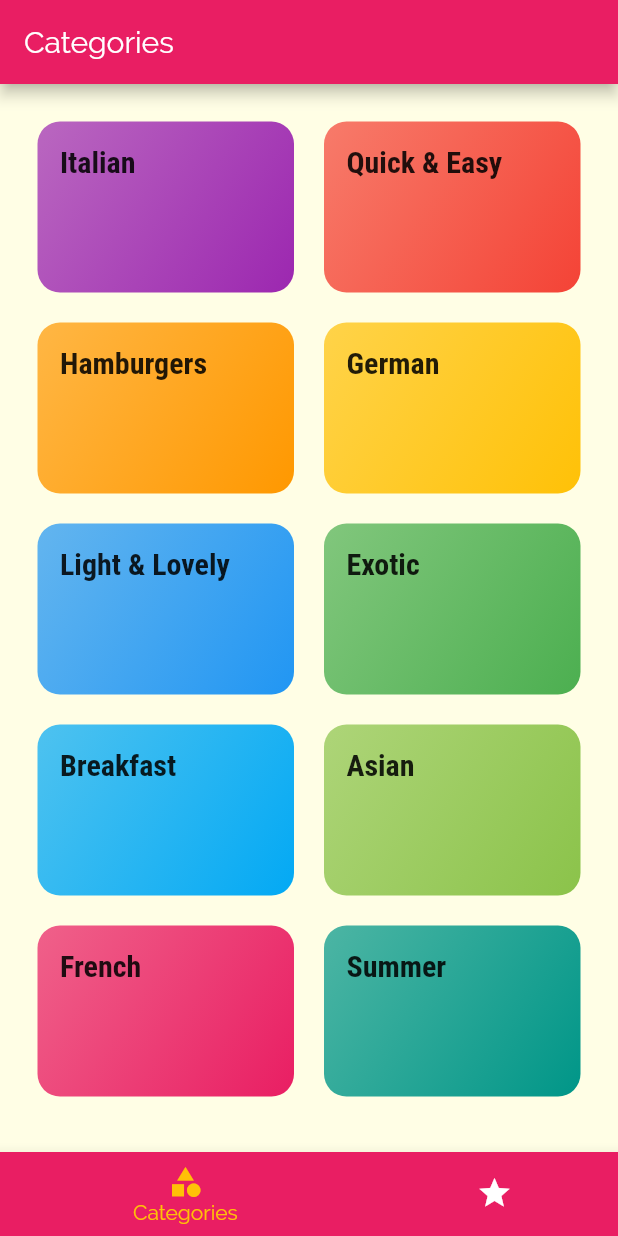
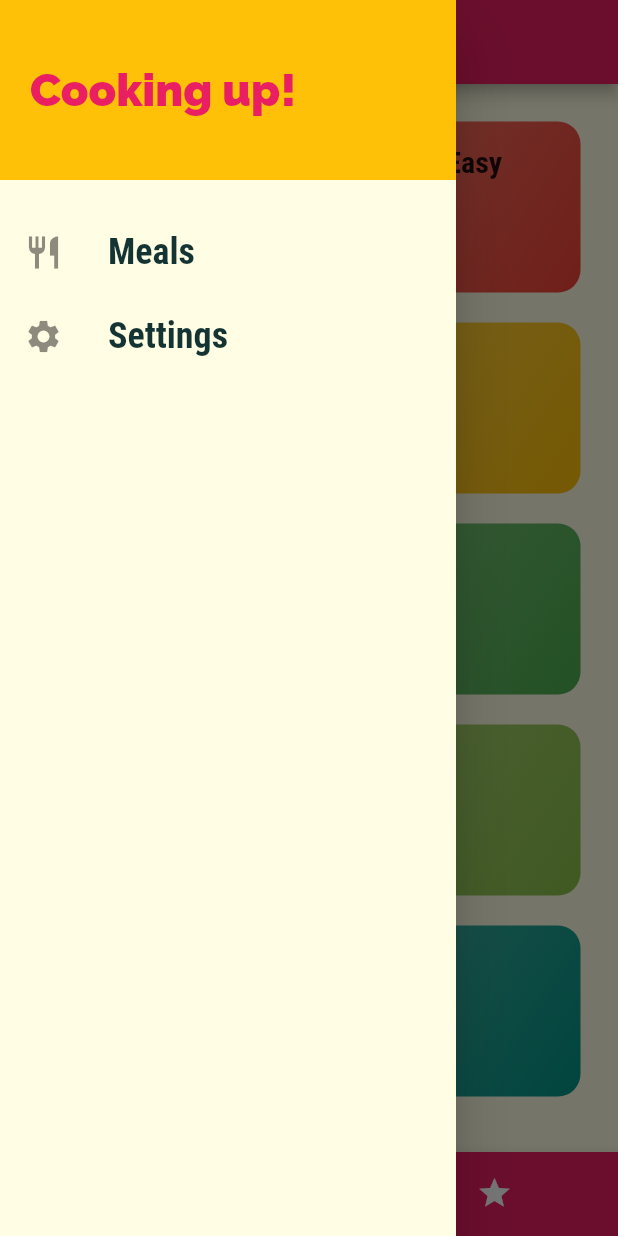
Before and after one commit to MedhatMohamed5/meals, a Flutter app: the screen it shows after launch, with the side drawer open (before the commit the screen has no drawer), on a phone screen of 412 x 824 dp. Run offline on Flutter 3.47's test engine with Material 2 defaults, Android fonts, the phone set to English and light mode, and no system bars.

Commit message:
Add drawer

```diff
--- a/lib/main.dart
+++ b/lib/main.dart
@@ -3,6 +3,7 @@ import './screens/tabs_screen.dart';
 import './screens/meal_detail_screen.dart';
 import './screens/category_meals_screen.dart';
 import './screens/categories_screen.dart';
+import './screens/settings_screen.dart';
 
 void main() {
   runApp(MyApp());
@@ -39,6 +40,7 @@ class MyApp extends StatelessWidget {
         '/': (ctx) => TabsScreen(),
         CategoryMealsScreen.routeName: (ctx) => CategoryMealsScreen(),
         MealDetailScreen.routeName: (ctx) => MealDetailScreen(),
+        SettingsScreen.routeName: (ctx) => SettingsScreen(),
       },
       // onGenerateRoute: (settings) {
       // print(settings.arguments);
--- /dev/null
+++ b/lib/screens/settings_screen.dart
@@ -0,0 +1,11 @@
+import 'package:flutter/material.dart';
+
+class SettingsScreen extends StatelessWidget {
+  static const routeName = '/settings';
+  const SettingsScreen({Key key}) : super(key: key);
+
+  @override
+  Widget build(BuildContext context) {
+    return Container();
+  }
+}
--- a/lib/screens/tabs_screen.dart
+++ b/lib/screens/tabs_screen.dart
@@ -1,4 +1,5 @@
 import 'package:flutter/material.dart';
+import '../widgets/main_drawer.dart';
 import './favorites_screen.dart';
 import './categories_screen.dart';
 
@@ -24,39 +25,14 @@ class _TabsScreenState extends State<TabsScreen> {
 
   @override
   Widget build(BuildContext context) {
-    return //DefaultTabController(
-        //length: 2,
-        //child:
-        Scaffold(
+    return Scaffold(
       appBar: AppBar(
         title: Text(
           _pages[_selectedPageIndex]['title'],
         ),
-        /* bottom: TabBar(
-          tabs: [
-            Tab(
-              icon: Icon(
-                Icons.category,
-              ),
-              text: 'Categories',
-            ),
-            Tab(
-              icon: Icon(
-                Icons.star_border,
-              ),
-              text: 'Favourites',
-            ),
-          ],
-        ),*/
       ),
+      drawer: MainDrawer(),
       body: _pages[_selectedPageIndex]['page'],
-      /*TabBarView(children: [
-        CategoriesScreen(),
-        FavoritesScreen(),
-      ]),*/
-
-      //),
-
       bottomNavigationBar: BottomNavigationBar(
         unselectedItemColor: Colors.white,
         selectedItemColor: Theme.of(context).accentColor,
--- /dev/null
+++ b/lib/widgets/main_drawer.dart
@@ -0,0 +1,58 @@
+import 'package:flutter/material.dart';
+import '../screens/settings_screen.dart';
+
+class MainDrawer extends StatelessWidget {
+  const MainDrawer({Key key}) : super(key: key);
+
+  @override
+  Widget build(BuildContext context) {
+    return Drawer(
+      child: Column(
+        children: [
+          Container(
+            height: 120,
+            width: double.infinity,
+            padding: const EdgeInsets.all(20),
+            alignment: Alignment.centerLeft,
+            color: Theme.of(context).accentColor,
+            child: Text(
+              'Cooking up!',
+              style: TextStyle(
+                fontWeight: FontWeight.w900,
+                fontSize: 30,
+                color: Theme.of(context).primaryColor,
+              ),
+            ),
+          ),
+          SizedBox(
+            height: 20,
+          ),
+          buildListTile('Meals', Icons.restaurant, () {
+            Navigator.of(context).pushNamed('/');
+          }),
+          buildListTile('Settings', Icons.settings, () {
+            Navigator.of(context).pushNamed(SettingsScreen.routeName);
+          }),
+        ],
+      ),
+    );
+  }
+
+  ListTile buildListTile(String title, IconData icon, Function tabHandler) {
+    return ListTile(
+      leading: Icon(
+        icon,
+        size: 26,
+      ),
+      title: Text(
+        title,
+        style: TextStyle(
+          fontFamily: 'RobotoCondensed',
+          fontSize: 24,
+          fontWeight: FontWeight.bold,
+        ),
+      ),
+      onTap: tabHandler,
+    );
+  }
+}
```
